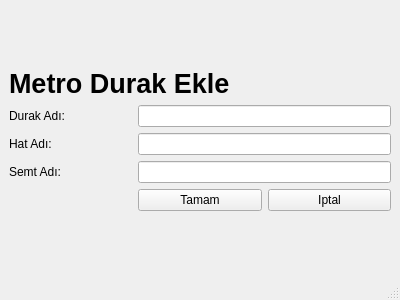
The window that Uygulama/durakeklemetro.ui (ergenekonyigit/heysem) describes before a commit, drawn with Qt 5.
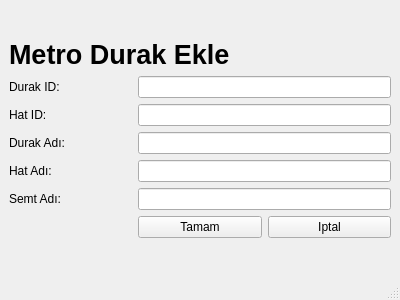
The same window after the commit.

```diff
--- a/Uygulama/durakeklemetro.ui
+++ b/Uygulama/durakeklemetro.ui
@@ -17,20 +17,57 @@
    <layout class="QGridLayout" name="gridLayout_2">
     <item row="1" column="0">
      <layout class="QGridLayout" name="gridLayout">
-      <item row="2" column="0">
-       <widget class="QLabel" name="lblHatAdi">
-        <property name="text">
-         <string>Hat Adı: </string>
-        </property>
-       </widget>
-      </item>
       <item row="1" column="0">
+       <widget class="QLabel" name="lblDurakID">
+        <property name="text">
+         <string>Durak ID:</string>
+        </property>
+       </widget>
+      </item>
+      <item row="4" column="1" colspan="2">
+       <widget class="QLineEdit" name="edtHatAdi"/>
+      </item>
+      <item row="6" column="2">
+       <widget class="QPushButton" name="pshIpt">
+        <property name="text">
+         <string>Iptal</string>
+        </property>
+       </widget>
+      </item>
+      <item row="3" column="0">
        <widget class="QLabel" name="lblDurakAdi">
         <property name="text">
          <string>Durak Adı: </string>
         </property>
        </widget>
       </item>
+      <item row="5" column="1" colspan="2">
+       <widget class="QLineEdit" name="edtSemtAdi"/>
+      </item>
+      <item row="3" column="1" colspan="2">
+       <widget class="QLineEdit" name="edtDurakAdi"/>
+      </item>
+      <item row="5" column="0">
+       <widget class="QLabel" name="lblSemtAdi">
+        <property name="text">
+         <string>Semt Adı:</string>
+        </property>
+       </widget>
+      </item>
+      <item row="4" column="0">
+       <widget class="QLabel" name="lblHatAdi">
+        <property name="text">
+         <string>Hat Adı: </string>
+        </property>
+       </widget>
+      </item>
+      <item row="6" column="1">
+       <widget class="QPushButton" name="pshEkle">
+        <property name="text">
+         <string>Tamam</string>
+        </property>
+       </widget>
+      </item>
       <item row="0" column="0" colspan="3">
        <widget class="QLabel" name="label_4">
         <property name="font">
@@ -45,35 +82,18 @@
         </property>
        </widget>
       </item>
-      <item row="3" column="0">
-       <widget class="QLabel" name="lblSemtAdi">
+      <item row="2" column="0">
+       <widget class="QLabel" name="lblHatID">
         <property name="text">
-         <string>Semt Adı:</string>
+         <string>Hat ID:</string>
         </property>
        </widget>
       </item>
-      <item row="4" column="2">
-       <widget class="QPushButton" name="pshIpt">
-        <property name="text">
-         <string>Iptal</string>
-        </property>
-       </widget>
-      </item>
-      <item row="2" column="1" colspan="2">
-       <widget class="QLineEdit" name="edtHatAdi"/>
-      </item>
       <item row="1" column="1" colspan="2">
-       <widget class="QLineEdit" name="edtDurakAdi"/>
+       <widget class="QLineEdit" name="edtDurakID"/>
       </item>
-      <item row="3" column="1" colspan="2">
-       <widget class="QLineEdit" name="edtSemtAdi"/>
-      </item>
-      <item row="4" column="1">
-       <widget class="QPushButton" name="pshEkle">
-        <property name="text">
-         <string>Tamam</string>
-        </property>
-       </widget>
+      <item row="2" column="1" colspan="2">
+       <widget class="QLineEdit" name="edtHatID"/>
       </item>
      </layout>
     </item>
```
